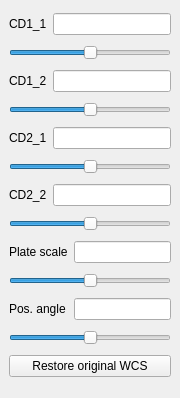
Old version of the form src/iview/dockwidgets/ivwcsdockwidget.ui in the repository schirmermischa/THELI.
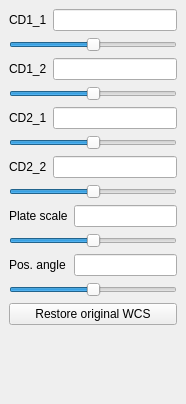
New version of the form.

Commit message: Layout fixes in iView

The edit to the form file:
```diff
--- a/src/iview/dockwidgets/ivwcsdockwidget.ui
+++ b/src/iview/dockwidgets/ivwcsdockwidget.ui
@@ -6,8 +6,8 @@
    <rect>
     <x>0</x>
     <y>0</y>
-    <width>180</width>
-    <height>398</height>
+    <width>186</width>
+    <height>404</height>
    </rect>
   </property>
   <property name="windowTitle">
@@ -168,6 +168,19 @@
       </property>
      </widget>
     </item>
+    <item row="13" column="0">
+     <spacer name="verticalSpacer">
+      <property name="orientation">
+       <enum>Qt::Vertical</enum>
+      </property>
+      <property name="sizeHint" stdset="0">
+       <size>
+        <width>20</width>
+        <height>40</height>
+       </size>
+      </property>
+     </spacer>
+    </item>
    </layout>
   </widget>
  </widget>
```
Left out of the diff: 60 changed lines with no effect on the pictures. The commit also changes 1 other file.
